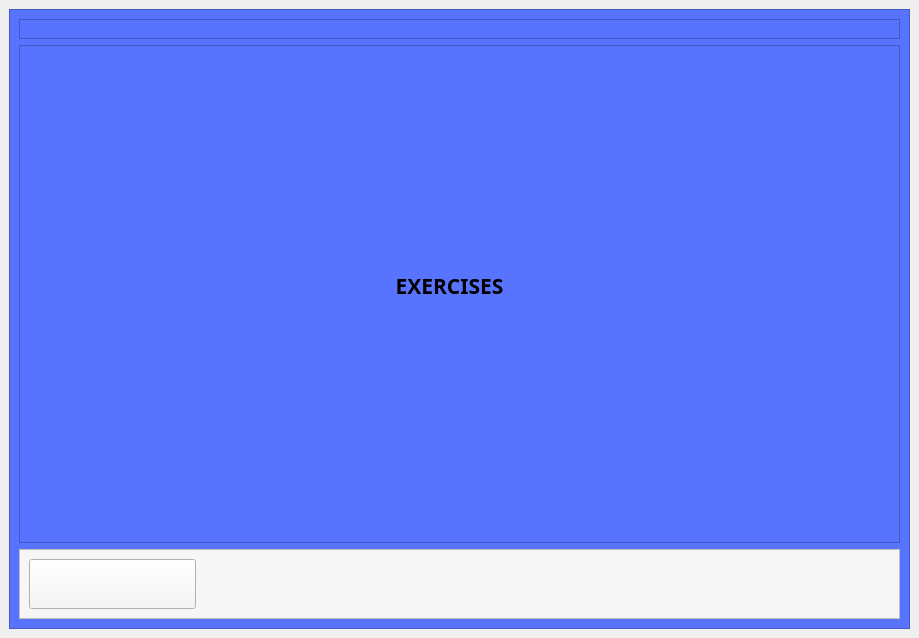
neel-mistry/PoCoH-MiniProj, file ui/l_homepage.ui: the form before one commit.
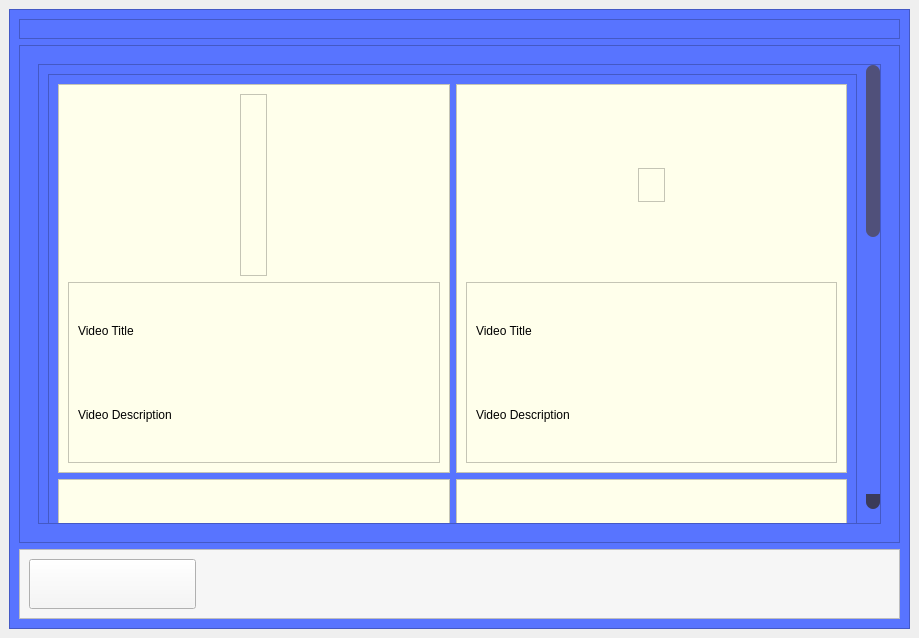
The form after the commit. The open tabs and pages were chosen to show the change. Icons and pictures are not drawn.

Diff of the .ui file:
```diff
--- a/ui/l_homepage.ui
+++ b/ui/l_homepage.ui
@@ -405,29 +405,330 @@
              </layout>
             </widget>
             <widget class="QWidget" name="exercises">
-             <widget class="QLabel" name="label_15">
-              <property name="geometry">
-               <rect>
-                <x>300</x>
-                <y>180</y>
-                <width>241</width>
-                <height>101</height>
-               </rect>
-              </property>
-              <property name="font">
-               <font>
-                <family>Poppins</family>
-                <pointsize>16</pointsize>
-                <bold>true</bold>
-               </font>
-              </property>
-              <property name="text">
-               <string>EXERCISES</string>
-              </property>
-              <property name="alignment">
-               <set>Qt::AlignCenter</set>
-              </property>
-             </widget>
+             <layout class="QVBoxLayout" name="verticalLayout_8">
+              <item>
+               <widget class="QScrollArea" name="scrollArea">
+                <property name="styleSheet">
+                 <string notr="true">/*  HANDLE BAR VERTICAL */
+QScrollBar::handle:vertical {	
+	background-color: rgb(80, 80, 122);
+	min-height: 30px;
+	border-radius: 7px;
+}
+QScrollBar::handle:vertical:hover{	
+	background-color: rgb(255, 255, 255);
+}
+QScrollBar::handle:vertical:pressed {	
+	background-color: rgb(67, 67, 67);
+}
+
+/* BTN TOP - SCROLLBAR */
+QScrollBar::sub-line:vertical {
+	border: none;
+	background-color: rgb(59, 59, 90);
+	height: 15px;
+	border-top-left-radius: 7px;
+	border-top-right-radius: 7px;
+	subcontrol-position: top;
+	subcontrol-origin: margin;
+}
+QScrollBar::sub-line:vertical:hover {	
+	
+	background-color: rgb(25, 25, 255);
+}
+QScrollBar::sub-line:vertical:pressed {	
+	background-color: rgb(185, 0, 92);
+}
+
+/* BTN BOTTOM - SCROLLBAR */
+QScrollBar::add-line:vertical {
+	border: none;
+	background-color: rgb(59, 59, 90);
+	height: 15px;
+	border-bottom-left-radius: 7px;
+	border-bottom-right-radius: 7px;
+	subcontrol-position: bottom;
+	subcontrol-origin: margin;
+}
+QScrollBar::add-line:vertical:hover {	
+	background-color: rgb(255, 255, 255);
+}
+QScrollBar::add-line:vertical:pressed {	
+	background-color: rgb(185, 0, 92);
+}
+
+/* RESET ARROW */
+QScrollBar::up-arrow:vertical, QScrollBar::down-arrow:vertical {
+	background: none;
+}
+QScrollBar::add-page:vertical, QScrollBar::sub-page:vertical {
+	background: none;
+}</string>
+                </property>
+                <property name="widgetResizable">
+                 <bool>true</bool>
+                </property>
+                <widget class="QWidget" name="scrollAreaWidgetContents">
+                 <property name="geometry">
+                  <rect>
+                   <x>0</x>
+                   <y>0</y>
+                   <width>824</width>
+                   <height>1218</height>
+                  </rect>
+                 </property>
+                 <layout class="QVBoxLayout" name="verticalLayout_9">
+                  <item>
+                   <widget class="QFrame" name="frame_16">
+                    <property name="minimumSize">
+                     <size>
+                      <width>0</width>
+                      <height>1200</height>
+                     </size>
+                    </property>
+                    <property name="styleSheet">
+                     <string notr="true"/>
+                    </property>
+                    <property name="frameShape">
+                     <enum>QFrame::StyledPanel</enum>
+                    </property>
+                    <property name="frameShadow">
+                     <enum>QFrame::Raised</enum>
+                    </property>
+                    <layout class="QGridLayout" name="gridLayout_4">
+                     <item row="0" column="1">
+                      <widget class="QFrame" name="frame_20">
+                       <property name="maximumSize">
+                        <size>
+                         <width>750</width>
+                         <height>10000</height>
+                        </size>
+                       </property>
+                       <property name="styleSheet">
+                        <string notr="true">background-color: rgb(255, 255, 235);
+border-radius: 0.5em;</string>
+                       </property>
+                       <property name="frameShape">
+                        <enum>QFrame::StyledPanel</enum>
+                       </property>
+                       <property name="frameShadow">
+                        <enum>QFrame::Raised</enum>
+                       </property>
+                       <layout class="QVBoxLayout" name="verticalLayout_12">
+                        <item alignment="Qt::AlignHCenter|Qt::AlignVCenter">
+                         <widget class="QFrame" name="frame_25">
+                          <property name="maximumSize">
+                           <size>
+                            <width>300</width>
+                            <height>360</height>
+                           </size>
+                          </property>
+                          <property name="frameShape">
+                           <enum>QFrame::StyledPanel</enum>
+                          </property>
+                          <property name="frameShadow">
+                           <enum>QFrame::Raised</enum>
+                          </property>
+                          <layout class="QVBoxLayout" name="verticalLayout_13">
+                           <item>
+                            <widget class="QLabel" name="label_21">
+                             <property name="maximumSize">
+                              <size>
+                               <width>500</width>
+                               <height>700</height>
+                              </size>
+                             </property>
+                             <property name="text">
+                              <string/>
+                             </property>
+                             <property name="pixmap">
+                              <pixmap>../../proj materials/1.jpg</pixmap>
+                             </property>
+                             <property name="scaledContents">
+                              <bool>true</bool>
+                             </property>
+                             <property name="openExternalLinks">
+                              <bool>true</bool>
+                             </property>
+                            </widget>
+                           </item>
+                          </layout>
+                         </widget>
+                        </item>
+                        <item>
+                         <widget class="QFrame" name="frame_26">
+                          <property name="frameShape">
+                           <enum>QFrame::StyledPanel</enum>
+                          </property>
+                          <property name="frameShadow">
+                           <enum>QFrame::Raised</enum>
+                          </property>
+                          <layout class="QVBoxLayout" name="verticalLayout_14">
+                           <item>
+                            <widget class="QLabel" name="label_22">
+                             <property name="text">
+                              <string>Video Title</string>
+                             </property>
+                            </widget>
+                           </item>
+                           <item>
+                            <widget class="QLabel" name="label_23">
+                             <property name="text">
+                              <string>Video Description</string>
+                             </property>
+                            </widget>
+                           </item>
+                          </layout>
+                         </widget>
+                        </item>
+                       </layout>
+                      </widget>
+                     </item>
+                     <item row="2" column="1">
+                      <widget class="QFrame" name="frame_18">
+                       <property name="styleSheet">
+                        <string notr="true">background-color: rgb(255, 255, 235);</string>
+                       </property>
+                       <property name="frameShape">
+                        <enum>QFrame::StyledPanel</enum>
+                       </property>
+                       <property name="frameShadow">
+                        <enum>QFrame::Raised</enum>
+                       </property>
+                      </widget>
+                     </item>
+                     <item row="0" column="0">
+                      <widget class="QFrame" name="frame_17">
+                       <property name="maximumSize">
+                        <size>
+                         <width>750</width>
+                         <height>10000</height>
+                        </size>
+                       </property>
+                       <property name="styleSheet">
+                        <string notr="true">background-color: rgb(255, 255, 235);
+border-radius: 0.5em;</string>
+                       </property>
+                       <property name="frameShape">
+                        <enum>QFrame::StyledPanel</enum>
+                       </property>
+                       <property name="frameShadow">
+                        <enum>QFrame::Raised</enum>
+                       </property>
+                       <layout class="QGridLayout" name="gridLayout_5">
+                        <item row="0" column="0" alignment="Qt::AlignHCenter">
+                         <widget class="QFrame" name="frame_23">
+                          <property name="maximumSize">
+                           <size>
+                            <width>300</width>
+                            <height>360</height>
+                           </size>
+                          </property>
+                          <property name="frameShape">
+                           <enum>QFrame::StyledPanel</enum>
+                          </property>
+                          <property name="frameShadow">
+                           <enum>QFrame::Raised</enum>
+                          </property>
+                          <layout class="QVBoxLayout" name="verticalLayout_10">
+                           <item>
+                            <widget class="QLabel" name="label_15">
+                             <property name="maximumSize">
+                              <size>
+                               <width>500</width>
+                               <height>7000</height>
+                              </size>
+                             </property>
+                             <property name="text">
+                              <string/>
+                             </property>
+                             <property name="pixmap">
+                              <pixmap>../../proj materials/1.jpg</pixmap>
+                             </property>
+                             <property name="scaledContents">
+                              <bool>true</bool>
+                             </property>
+                            </widget>
+                           </item>
+                          </layout>
+                         </widget>
+                        </item>
+                        <item row="1" column="0">
+                         <widget class="QFrame" name="frame_24">
+                          <property name="frameShape">
+                           <enum>QFrame::StyledPanel</enum>
+                          </property>
+                          <property name="frameShadow">
+                           <enum>QFrame::Raised</enum>
+                          </property>
+                          <layout class="QVBoxLayout" name="verticalLayout_11">
+                           <item>
+                            <widget class="QLabel" name="label_19">
+                             <property name="text">
+                              <string>Video Title</string>
+                             </property>
+                            </widget>
+                           </item>
+                           <item>
+                            <widget class="QLabel" name="label_20">
+                             <property name="text">
+                              <string>Video Description</string>
+                             </property>
+                            </widget>
+                           </item>
+                          </layout>
+                         </widget>
+                        </item>
+                       </layout>
+                      </widget>
+                     </item>
+                     <item row="1" column="1">
+                      <widget class="QFrame" name="frame_22">
+                       <property name="styleSheet">
+                        <string notr="true">background-color: rgb(255, 255, 235);</string>
+                       </property>
+                       <property name="frameShape">
+                        <enum>QFrame::StyledPanel</enum>
+                       </property>
+                       <property name="frameShadow">
+                        <enum>QFrame::Raised</enum>
+                       </property>
+                      </widget>
+                     </item>
+                     <item row="1" column="0">
+                      <widget class="QFrame" name="frame_21">
+                       <property name="styleSheet">
+                        <string notr="true">background-color: rgb(255, 255, 235);</string>
+                       </property>
+                       <property name="frameShape">
+                        <enum>QFrame::StyledPanel</enum>
+                       </property>
+                       <property name="frameShadow">
+                        <enum>QFrame::Raised</enum>
+                       </property>
+                      </widget>
+                     </item>
+                     <item row="2" column="0">
+                      <widget class="QFrame" name="frame_19">
+                       <property name="styleSheet">
+                        <string notr="true">background-color: rgb(255, 255, 235);</string>
+                       </property>
+                       <property name="frameShape">
+                        <enum>QFrame::StyledPanel</enum>
+                       </property>
+                       <property name="frameShadow">
+                        <enum>QFrame::Raised</enum>
+                       </property>
+                      </widget>
+                     </item>
+                    </layout>
+                   </widget>
+                  </item>
+                 </layout>
+                </widget>
+               </widget>
+              </item>
+             </layout>
             </widget>
             <widget class="QWidget" name="diet">
              <widget class="QLabel" name="label_16">
```
Left out of the diff: 11 changed lines with no effect on the pictures.
